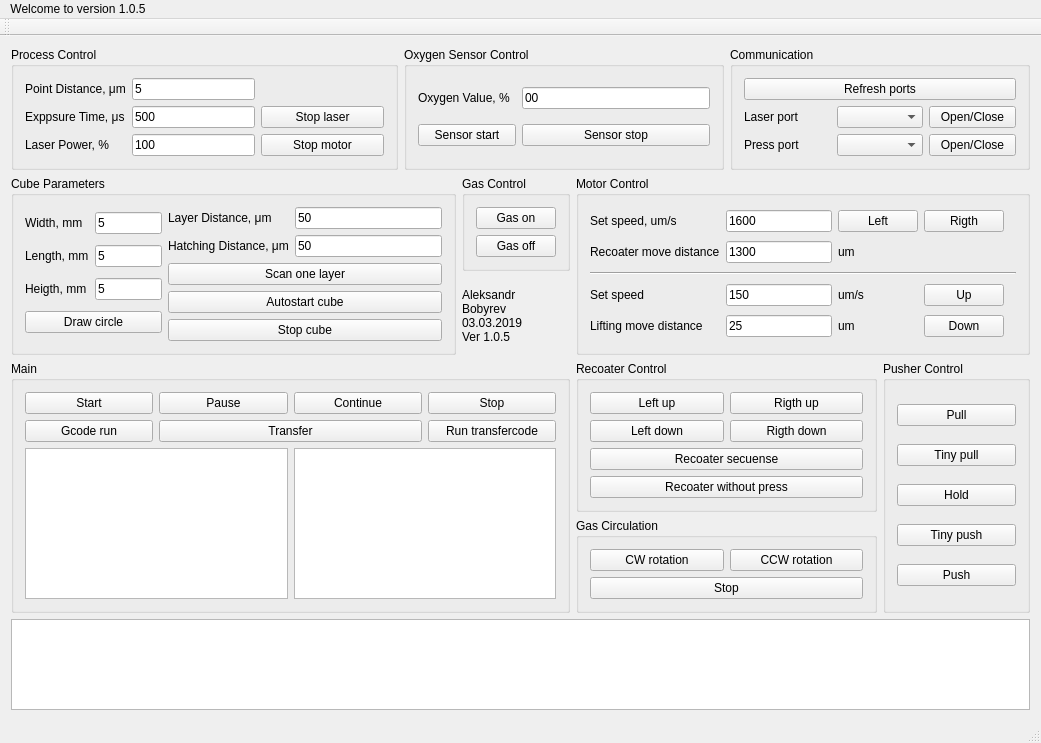
Above: Happy3D/mainwindow.ui from Anaga/Happy3D-Qt before the change. Below: the same form after it.
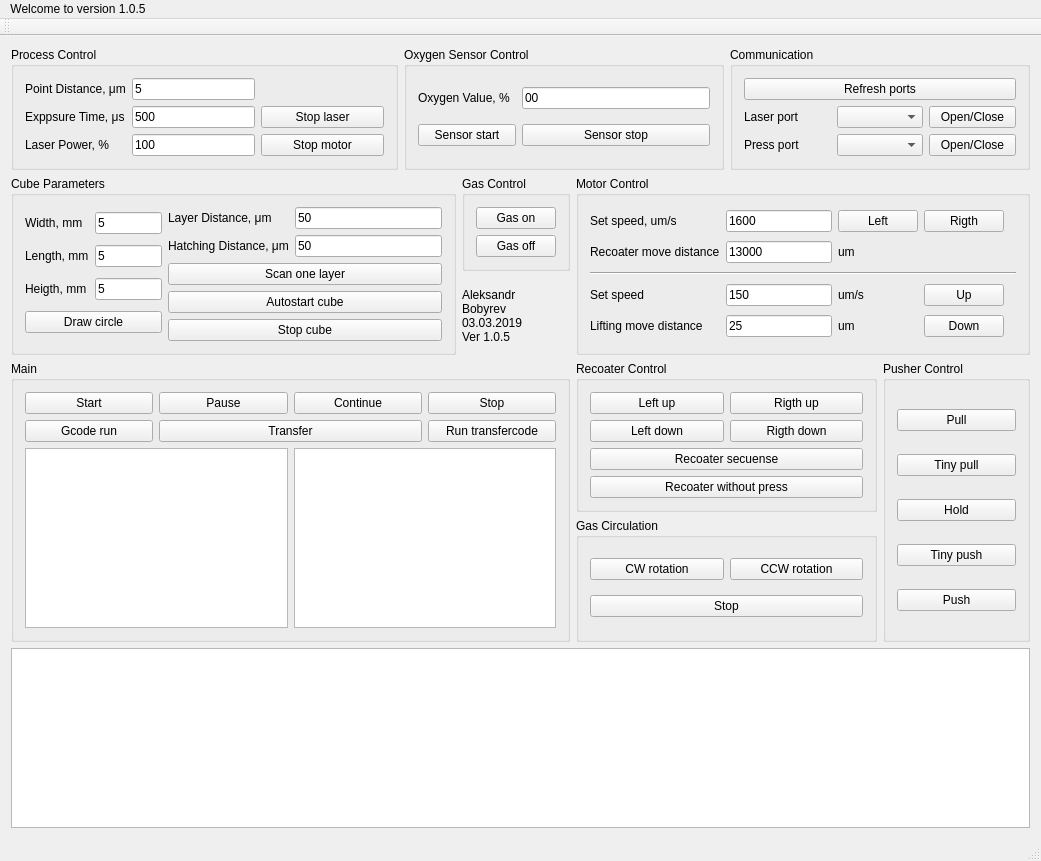
That is the form after the change.

```diff
--- a/Happy3D/mainwindow.ui
+++ b/Happy3D/mainwindow.ui
@@ -7,7 +7,7 @@
     <x>0</x>
     <y>0</y>
     <width>1041</width>
-    <height>743</height>
+    <height>861</height>
    </rect>
   </property>
   <property name="windowTitle">
@@ -374,7 +374,7 @@
        <item row="1" column="2">
         <widget class="QLineEdit" name="lineEdit_MotC_HorDist">
          <property name="text">
-          <string>1300</string>
+          <string>13000</string>
          </property>
         </widget>
        </item>
```
Left out of the diff: 2 changed lines with no effect on the pictures.
